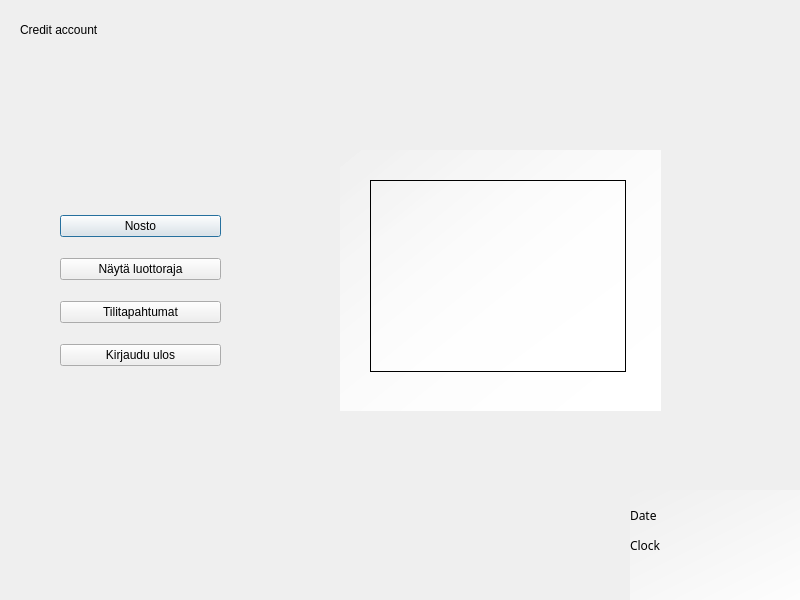
Old version of the form bank-automat/creditwindow.ui in the repository msotkasi20/pankkiautomaatti.
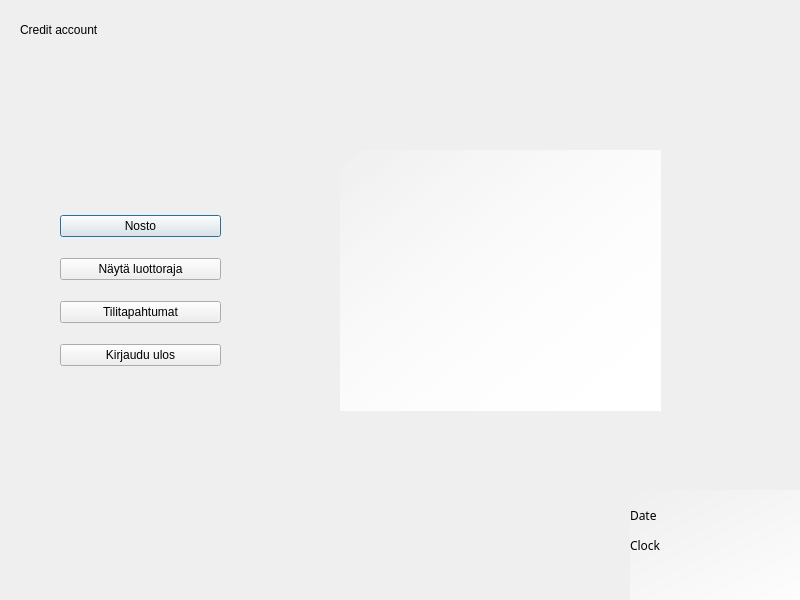
New version of the form. The open tabs and pages were chosen to show the change. Icons and pictures are not drawn.

Commit message:
Show credit limit in stacked widget
Fix for showing credit limit in stacked widget
Changes to index numbering to match buttons to the right indexes.

```diff
--- a/bank-automat/creditwindow.ui
+++ b/bank-automat/creditwindow.ui
@@ -210,18 +210,7 @@
     </widget>
    </widget>
    <widget class="QTableView" name="tilitapahtumatView"/>
-   <widget class="QWidget" name="page_3">
-    <widget class="QListView" name="listView">
-     <property name="geometry">
-      <rect>
-       <x>30</x>
-       <y>30</y>
-       <width>256</width>
-       <height>192</height>
-      </rect>
-     </property>
-    </widget>
-   </widget>
+   <widget class="QWidget" name="page_3"/>
    <widget class="QWidget" name="page_2">
     <widget class="QWidget" name="horizontalLayoutWidget">
      <property name="geometry">
```
Left out of the diff: 2 changed lines with no effect on the pictures. The commit also changes 1 other file.
